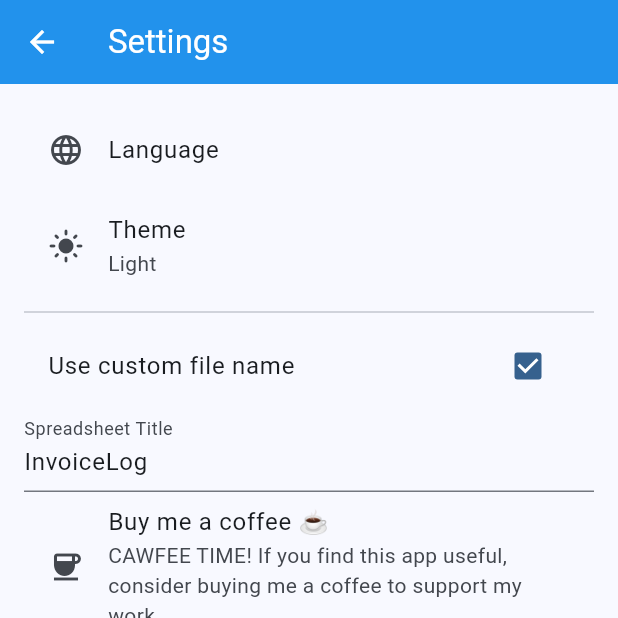
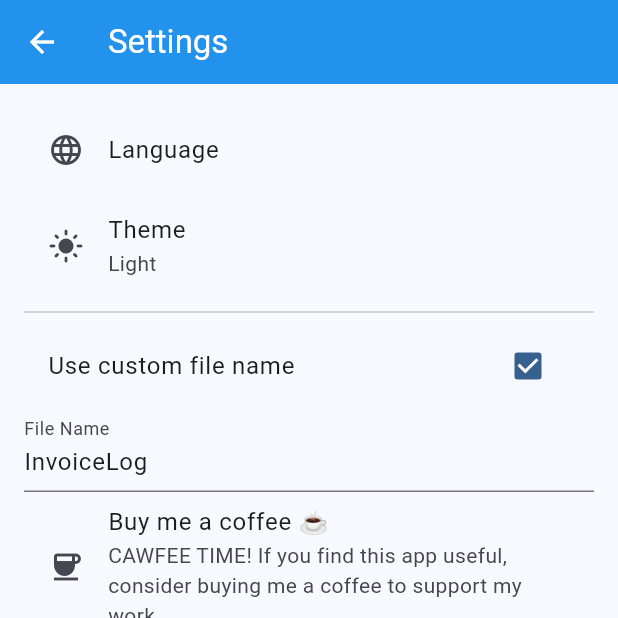
Before and after one commit to lkaixian/invoice-uploader, a Flutter app: the SettingsScreen screen opened directly with empty values, after a tap on "Use custom file name", on a phone screen of 412 x 824 dp, the top half of it. Run offline on Flutter 3.47's test engine with Material 3 defaults, Android fonts, the phone set to English and light mode, and no system bars; our stand-ins replace file_picker, fl_chart, google_sign_in, image_picker, month_picker_dialog, shared_preferences; accounts and stored records are empty.

Commit message:
Bug Fix: Language Misplace

```diff
--- a/lib/bulk_upload.dart
+++ b/lib/bulk_upload.dart
@@ -3,7 +3,6 @@ import 'package:google_sign_in/google_sign_in.dart';
 import 'package:shared_preferences/shared_preferences.dart';
 import 'google_drive_helper.dart';
 import 'google_sheets_helper.dart';
-import 'sheet_config.dart';
 
 /// Uploads a file to Google Drive under the given category folder.
 /// Returns `true` if the upload was successful.
--- a/lib/bulk_upload_screen.dart
+++ b/lib/bulk_upload_screen.dart
@@ -34,11 +34,11 @@ class BulkUploadScreen extends StatefulWidget {
   final GoogleSignInAccount user;
 
   const BulkUploadScreen({
-    Key? key,
+    super.key,
     required this.category,
     required this.onUpload,
     required this.user,
-  }) : super(key: key);
+  });
 
   @override
   State<BulkUploadScreen> createState() => _BulkUploadScreenState();
@@ -51,7 +51,7 @@ class _BulkUploadScreenState extends State<BulkUploadScreen> {
   String _generateFilename(BulkUploadEntry entry) {
     final date = entry.date?.toIso8601String().split('T')[0] ?? 'no_date';
     final amount = entry.amount?.toStringAsFixed(2) ?? 'no_amount';
-    return '${widget.category}_$date\_$amount.jpg';
+    return '${widget.category}_${date}_$amount.jpg';
   }
 
   String truncateFilename(String filename, {int maxLength = 30}) {
--- a/lib/cawfee.dart
+++ b/lib/cawfee.dart
@@ -8,12 +8,12 @@ class cawfee extends StatelessWidget {
   final Color textColor;
 
   const cawfee({
-    Key? key,
+    super.key,
     required this.url,
     this.label = 'Cawfee',
     this.backgroundColor = Colors.orange,
     this.textColor = Colors.white,
-  }) : super(key: key);
+  });
 
   Future<void> _launchURL() async {
     final Uri uri = Uri.parse(url);
--- a/lib/l10n/app_localizations.dart
+++ b/lib/l10n/app_localizations.dart
@@ -560,6 +560,24 @@ abstract class S {
   /// In en, this message translates to:
   /// **'Could not open the link'**
   String get linkOpenFailed;
+
+  /// No description provided for @useCustomFileName.
+  ///
+  /// In en, this message translates to:
+  /// **'Use custom file name'**
+  String get useCustomFileName;
+
+  /// No description provided for @fileName.
+  ///
+  /// In en, this message translates to:
+  /// **'File Name'**
+  String get fileName;
+
+  /// No description provided for @fileNameHint.
+  ///
+  /// In en, this message translates to:
+  /// **'e.g. InvoiceLog'**
+  String get fileNameHint;
 }
 
 class _SDelegate extends LocalizationsDelegate<S> {
--- a/lib/l10n/app_localizations_en.dart
+++ b/lib/l10n/app_localizations_en.dart
@@ -255,4 +255,13 @@ class SEn extends S {
 
   @override
   String get linkOpenFailed => 'Could not open the link';
+
+  @override
+  String get useCustomFileName => 'Use custom file name';
+
+  @override
+  String get fileName => 'File Name';
+
+  @override
+  String get fileNameHint => 'e.g. InvoiceLog';
 }
--- a/lib/l10n/intl_en.arb
+++ b/lib/l10n/intl_en.arb
@@ -120,6 +120,8 @@
   "monthDecember": "December",
   "buyMeCoffee": "Buy me a coffee ☕",
   "supportMyWork": "CAWFEE TIME! If you find this app useful, consider buying me a coffee to support my work.",
-  "linkOpenFailed": "Could not open the link"
-
+  "linkOpenFailed": "Could not open the link",
+  "useCustomFileName": "Use custom file name",
+  "fileName": "File Name",
+  "fileNameHint": "e.g. InvoiceLog"
 }
--- a/lib/l10n/intl_ms.arb
+++ b/lib/l10n/intl_ms.arb
@@ -119,5 +119,8 @@
   "monthDecember": "Disember",
   "buyMeCoffee": "Sokong Saya",
   "supportMyWork": "Jika aplikasi ini membantu anda, pertimbangkan untuk membeli saya secawan kopi!",
-  "linkOpenFailed": "Gagal membuka pautan, sila semak sambungan internet anda atau cuba lagi nanti."
+  "linkOpenFailed": "Gagal membuka pautan, sila semak sambungan internet anda atau cuba lagi nanti.",
+  "useCustomFileName": "Custom nama fail ",
+  "fileName": "Nama Fail",
+  "fileNameHint": "cth: InvoiceLog"
 }
--- a/lib/l10n/intl_zh.arb
+++ b/lib/l10n/intl_zh.arb
@@ -119,5 +119,8 @@
   "monthDecember": "十二月",
   "buyMeCoffee": "请支持我",
   "supportMyWork": "如果您喜欢这个应用，请考虑请我喝杯咖啡！",
-  "linkOpenFailed": "无法打开链接，请检查您的网络连接或稍后再试。"
+  "linkOpenFailed": "无法打开链接，请检查您的网络连接或稍后再试。",
+  "useCustomFileName": "使用自定义文件名",
+  "fileName": "文件名",
+  "fileNameHint": "例如：InvoiceLog"
 }
--- a/lib/receipt_upload.dart
+++ b/lib/receipt_upload.dart
@@ -7,7 +7,6 @@ import 'package:shared_preferences/shared_preferences.dart';
 import 'google_sheets_helper.dart';
 import 'package:invoice_scanner/l10n/app_localizations.dart';
 import 'category_service.dart';
-import 'sheet_config.dart';
 
 class ReceiptUploadScreen extends StatefulWidget {
   final GoogleSignInAccount user;
--- a/lib/settings_screen.dart
+++ b/lib/settings_screen.dart
@@ -117,16 +117,16 @@ class _SettingsScreenState extends State<SettingsScreen> {
       crossAxisAlignment: CrossAxisAlignment.start,
       children: [
         CheckboxListTile(
-          title: const Text("Use custom file name"),
+          title: Text(S.of(context)!.useCustomFileName),
           value: _useCustomFileName,
           onChanged: _toggleCustomFileName,
         ),
         TextField(
           controller: _fileNameController,
           enabled: _useCustomFileName,
-          decoration: const InputDecoration(
-            labelText: "Spreadsheet Title",
-            hintText: "e.g. InvoiceLog",
+          decoration: InputDecoration(
+            labelText: S.of(context)!.fileName,
+            hintText: S.of(context)!.fileNameHint,
           ),
           onChanged: _handleFileNameChange,
         ),
--- a/lib/spreadsheet_view_screen.dart
+++ b/lib/spreadsheet_view_screen.dart
@@ -138,8 +138,9 @@ class GoogleSheetsHelper {
       headers: {"Authorization": "Bearer $token"},
     );
 
-    if (response.statusCode != 200)
+    if (response.statusCode != 200) {
       throw Exception("Failed to load data: ${response.body}");
+    }
 
     final data = jsonDecode(response.body);
     final values = data['values'] as List<dynamic>?;
```
Also changed, not shown: lib/l10n/app_localizations_ms.dart (+9 -0 lines), lib/l10n/app_localizations_zh.dart (+9 -0 lines).
